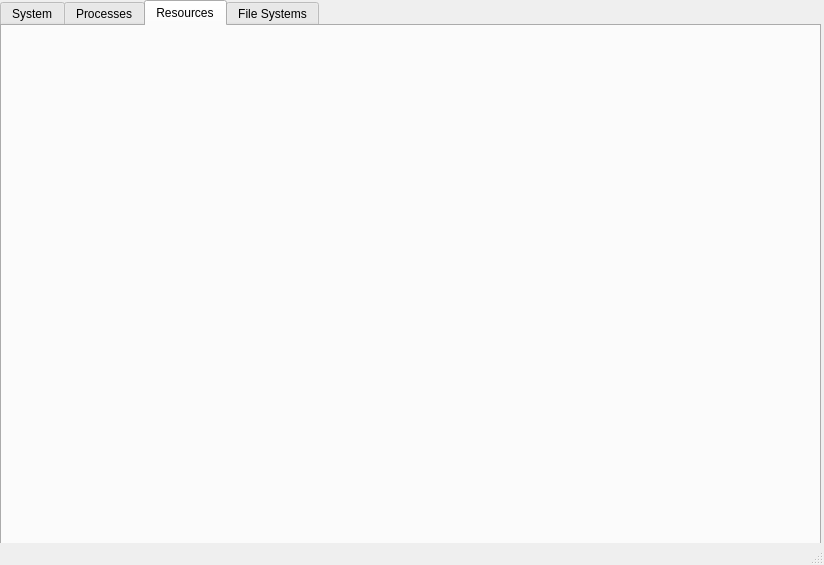
Above: mainwindow.ui from es6/task-manager before the change. Below: the same form after it.
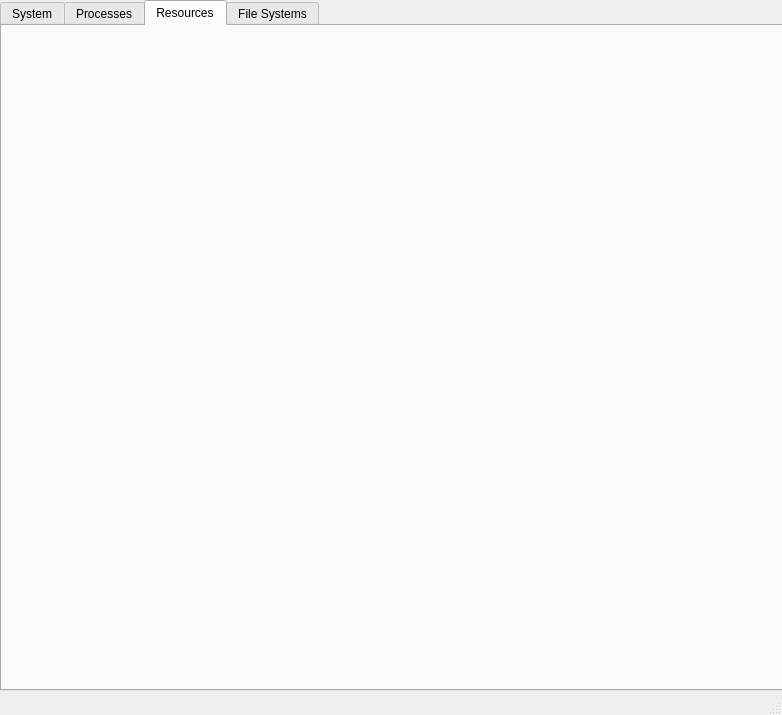
That is the form after the change.

The edit to the form file:
```diff
--- a/mainwindow.ui
+++ b/mainwindow.ui
@@ -6,8 +6,8 @@
    <rect>
     <x>0</x>
     <y>0</y>
-    <width>824</width>
-    <height>565</height>
+    <width>782</width>
+    <height>715</height>
    </rect>
   </property>
   <property name="windowTitle">
@@ -20,7 +20,7 @@
       <x>0</x>
       <y>0</y>
       <width>821</width>
-      <height>551</height>
+      <height>691</height>
      </rect>
     </property>
     <property name="currentIndex">
```
